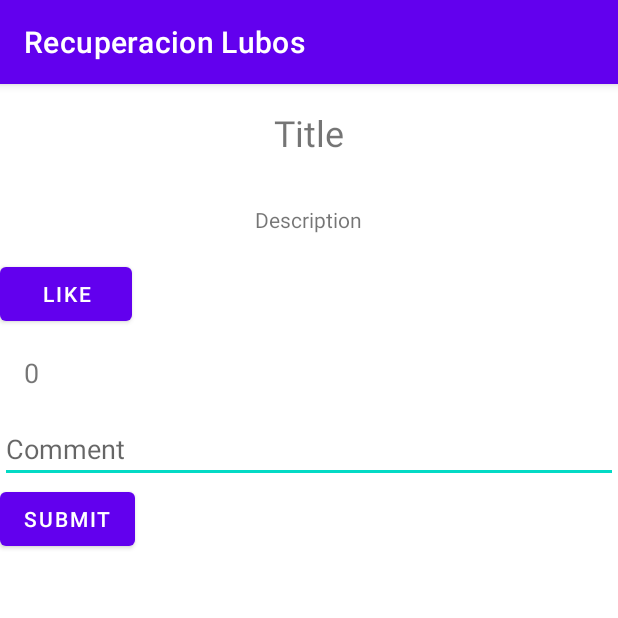
After one commit to hromadalubo/recuperacion-lubos, an Android app: the DetailActivity screen opened directly, with no data from a screen before it, on a phone screen of 412 x 824 dp, the top half of it. The commit adds this screen. Run offline under Robolectric (Android 15) with nearby library versions, the phone set to English and light mode, and no system bars.

Commit message:
added onClick to MyAdapter.java new layout and class for detail view modified Item.java modified MyAdapter.java

```diff
--- a/app/src/main/AndroidManifest.xml
+++ b/app/src/main/AndroidManifest.xml
@@ -14,6 +14,9 @@
         android:theme="@style/Theme.RecuperacionLubos"
         tools:targetApi="31">
         <activity
+            android:name=".DetailActivity"
+            android:exported="false" />
+        <activity
             android:name=".MainActivity"
             android:exported="true">
             <intent-filter>
--- /dev/null
+++ b/app/src/main/java/com/lubosparacev/recuperacionlubos/DetailActivity.java
@@ -0,0 +1,63 @@
+package com.lubosparacev.recuperacionlubos;
+
+import android.content.Intent;
+import android.os.Bundle;
+import android.view.View;
+import android.widget.Button;
+import android.widget.ImageView;
+import android.widget.TextView;
+
+import androidx.appcompat.app.AppCompatActivity;
+
+public class DetailActivity extends AppCompatActivity {
+
+    private ImageView imageView;
+    private TextView titleTextView;
+    private TextView descriptionTextView;
+    private Button likeButton;
+    private TextView likesCountTextView;
+
+    @Override
+    protected void onCreate(Bundle savedInstanceState) {
+        super.onCreate(savedInstanceState);
+        setContentView(R.layout.activity_detail);
+
+        imageView = findViewById(R.id.item_image);
+        titleTextView = findViewById(R.id.item_title);
+        descriptionTextView = findViewById(R.id.item_description);
+        likeButton = findViewById(R.id.like_button);
+        likesCountTextView = findViewById(R.id.like_counter);
+
+        Intent intent = getIntent();
+        if (intent != null) {
+
+            /*int imageResource = holder.itemView.getContext().getResources().getIdentifier(item.getImage(), "drawable", holder.itemView.getContext().getPackageName());
+            holder.imageView.setImageResource(imageResource);*/
+
+            int imageResourceId = getIntent().getIntExtra("imageResourceId", -1);
+            String title = intent.getStringExtra("title");
+            String description = intent.getStringExtra("description");
+            int likesCount = intent.getIntExtra("likes_count", 0);
+
+            if (imageResourceId != -1) {
+                imageView.setImageResource(imageResourceId);
+            }
+            if (title != null) {
+                titleTextView.setText(title);
+            }
+            if (description != null) {
+                descriptionTextView.setText(description);
+            }
+            likesCountTextView.setText(String.valueOf(likesCount));
+        }
+
+        likeButton.setOnClickListener(new View.OnClickListener() {
+            @Override
+            public void onClick(View view) {
+                int likesCount = Integer.parseInt(likesCountTextView.getText().toString());
+                likesCount++;
+                likesCountTextView.setText(String.valueOf(likesCount));
+            }
+        });
+    }
+}
--- a/app/src/main/java/com/lubosparacev/recuperacionlubos/MainActivity.java
+++ b/app/src/main/java/com/lubosparacev/recuperacionlubos/MainActivity.java
@@ -1,5 +1,6 @@
 package com.lubosparacev.recuperacionlubos;
 
+import android.content.Context;
 import android.os.Bundle;
 
 import androidx.appcompat.app.AppCompatActivity;
@@ -22,9 +23,11 @@ public class MainActivity extends AppCompatActivity {
         DataSource dataSource = new DataSource(this);
         List<Item> items = dataSource.getItems();
 
+        Context context = this;
+
         recyclerView = findViewById(R.id.recycler_view);
         recyclerView.setLayoutManager(new LinearLayoutManager(this));
-        myAdapter = new MyAdapter(items);
+        myAdapter = new MyAdapter(context, items);
         recyclerView.setAdapter(myAdapter);
     }
 
--- /dev/null
+++ b/app/src/main/res/layout/activity_detail.xml
@@ -0,0 +1,70 @@
+<?xml version="1.0" encoding="utf-8"?>
+<LinearLayout xmlns:android="http://schemas.android.com/apk/res/android"
+    android:layout_width="match_parent"
+    android:layout_height="match_parent"
+    android:orientation="vertical">
+
+    <!-- Image View for the item image -->
+    <ImageView
+        android:id="@+id/item_image"
+        android:layout_width="match_parent"
+        android:layout_height="wrap_content"
+        android:adjustViewBounds="true"
+        android:scaleType="centerCrop"/>
+
+    <!-- Text View for the item title -->
+    <TextView
+        android:id="@+id/item_title"
+        android:layout_width="wrap_content"
+        android:layout_height="wrap_content"
+        android:textSize="24sp"
+        android:padding="16dp"
+        android:layout_gravity="center"
+        android:text="Title"/>
+
+    <!-- Text View for the item description -->
+    <TextView
+        android:id="@+id/item_description"
+        android:layout_width="wrap_content"
+        android:layout_height="wrap_content"
+        android:padding="16dp"
+        android:layout_gravity="center"
+        android:text="Description"/>
+
+    <!-- Button for the like feature -->
+    <Button
+        android:id="@+id/like_button"
+        android:layout_width="wrap_content"
+        android:layout_height="wrap_content"
+        android:text="Like"/>
+
+    <!-- Text View for the like counter -->
+    <TextView
+        android:id="@+id/like_counter"
+        android:layout_width="wrap_content"
+        android:layout_height="wrap_content"
+        android:textSize="18sp"
+        android:padding="16dp"/>
+
+    <!-- Edit Text for entering a new comment -->
+    <EditText
+        android:id="@+id/new_comment"
+        android:layout_width="match_parent"
+        android:layout_height="wrap_content"
+        android:hint="Comment"/>
+
+    <!-- Button for submitting the new comment -->
+    <Button
+        android:id="@+id/submit_comment_button"
+        android:layout_width="wrap_content"
+        android:layout_height="wrap_content"
+        android:text="Submit"/>
+
+    <!-- Recycler View for showing the list of comments -->
+    <androidx.recyclerview.widget.RecyclerView
+        android:id="@+id/comments_recycler_view"
+        android:layout_width="match_parent"
+        android:layout_height="0dp"
+        android:layout_weight="1"/>
+
+</LinearLayout>
--- a/app/src/main/res/layout/activity_main.xml
+++ b/app/src/main/res/layout/activity_main.xml
@@ -13,7 +13,6 @@
         android:layout_width="match_parent"
         android:layout_height="match_parent"
         android:clipToPadding="false"
-        android:padding="4dp"
         app:layoutManager="androidx.recyclerview.widget.GridLayoutManager"
         app:spanCount="2" />
 
```
Also changed, not shown: app/src/main/java/com/lubosparacev/recuperacionlubos/Item.java (+7 -10 lines), app/src/main/java/com/lubosparacev/recuperacionlubos/MyAdapter.java (+20 -15 lines), app/src/main/res/layout/item_view.xml (+5 -4 lines).
